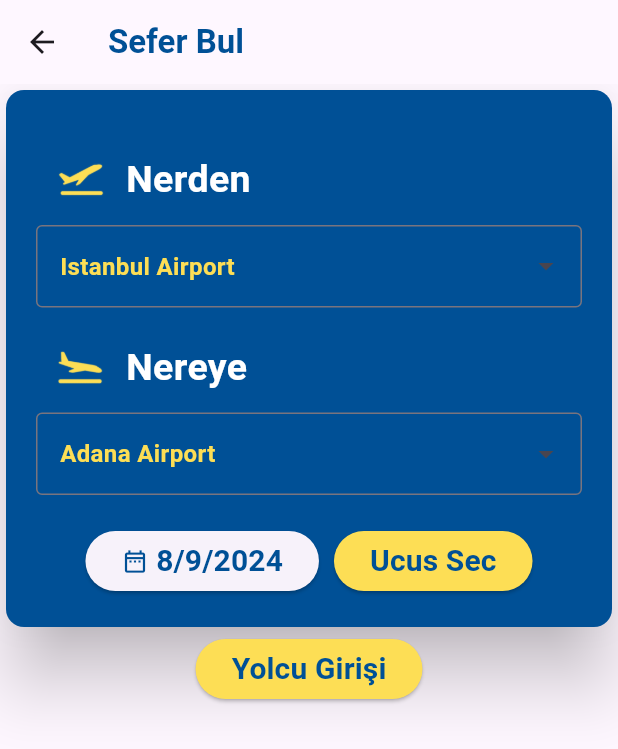
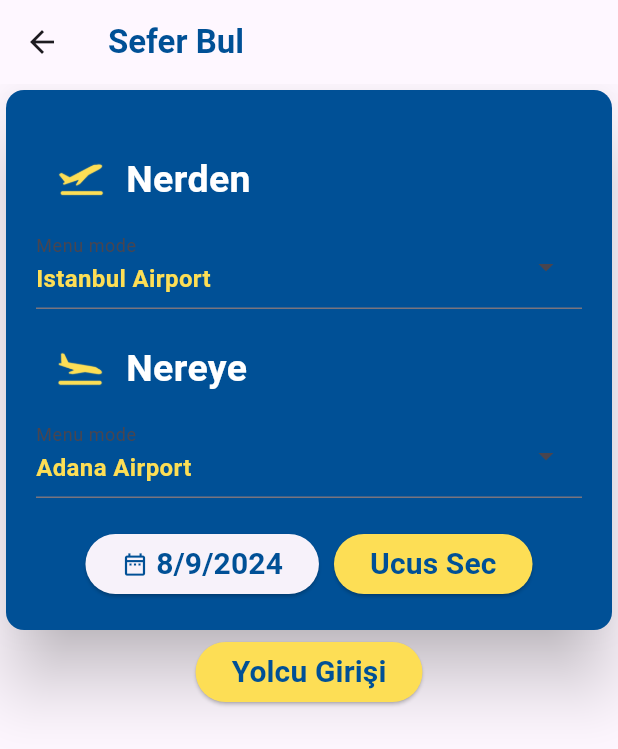
Before and after one commit to Ahmedsall1/HavaYolu, a Flutter app: the SeferBul screen opened directly, on a phone screen of 412 x 824 dp. Shown: the top 749 px of the screen. Run offline on Flutter 3.47's test engine with Material 3 defaults, Android fonts, the phone set to English and light mode, and no system bars; drawn by our look-alikes of dropdown_search; Roboto replaces fonts that are missing (Times New Roman).

Commit message:
update for using the prject in macos

```diff
--- a/lib/Pages/Yolcu/SeferBul.dart
+++ b/lib/Pages/Yolcu/SeferBul.dart
@@ -113,15 +113,15 @@ class _SeferBulState extends State<SeferBul> {
                       showSelectedItems: true,
                       isFilterOnline: true,
                       showSearchBox: true,
-                      textStyle: TextStyle(color: Colors.white),
+
                     ),
-                    dropdownSearchDecoration: const InputDecoration(
-                      border: OutlineInputBorder(
-                        borderSide: BorderSide(
-                            width: 5.0,
-                            color: Colors.white), // Set border color to white
-                      ),
-                    ),
+
+                    dropdownDecoratorProps: const DropDownDecoratorProps(
+        dropdownSearchDecoration: InputDecoration(
+            labelText: "Menu mode",
+            hintText: "country in menu mode",
+        ),
+    ),
                   ),
                   const SizedBox(
                     height: 20.0,
@@ -172,13 +172,12 @@ class _SeferBulState extends State<SeferBul> {
                       isFilterOnline: true,
                       showSearchBox: true,
                     ),
-                    dropdownSearchDecoration: const InputDecoration(
-                      border: OutlineInputBorder(
-                        borderSide: BorderSide(
-                            width: 5.0,
-                            color: Colors.white), // Set border color to white
-                      ),
-                    ),
+                    dropdownDecoratorProps: const DropDownDecoratorProps(
+        dropdownSearchDecoration: InputDecoration(
+            labelText: "Menu mode",
+            hintText: "country in menu mode",
+        ),
+    ),
                   ),
                   const SizedBox(
                     height: 20.0,
--- a/pubspec.yaml
+++ b/pubspec.yaml
@@ -40,7 +40,7 @@ dependencies:
 dev_dependencies:
   flutter_test:
     sdk: flutter
-  dropdown_search: ^4.0.0
+  dropdown_search: ^5.0.6
   # The "flutter_lints" package below contains a set of recommended lints to
   # encourage good coding practices. The lint set provided by the package is
   # activated in the `analysis_options.yaml` file located at the root of your
```
Also changed, not shown: pubspec.lock, 1 other file.
